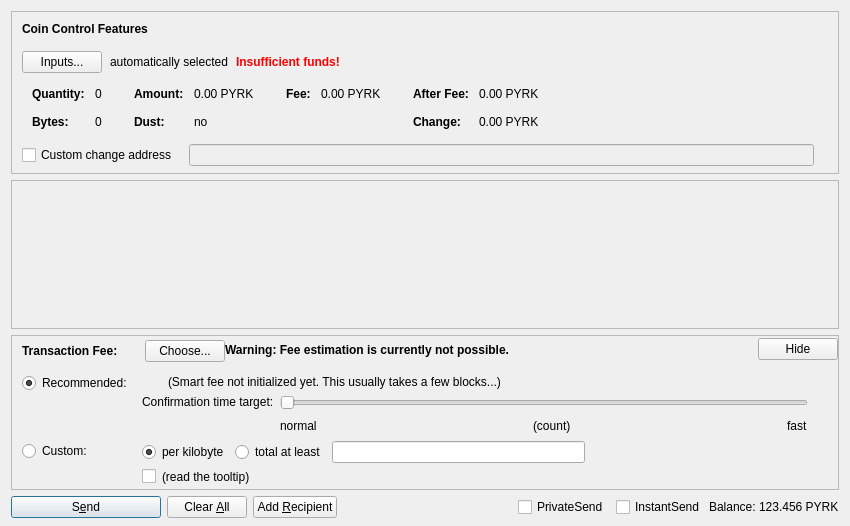
pyrkcommunity/pyrk, file src/qt/forms/sendcoinsdialog.ui: the form before one commit.
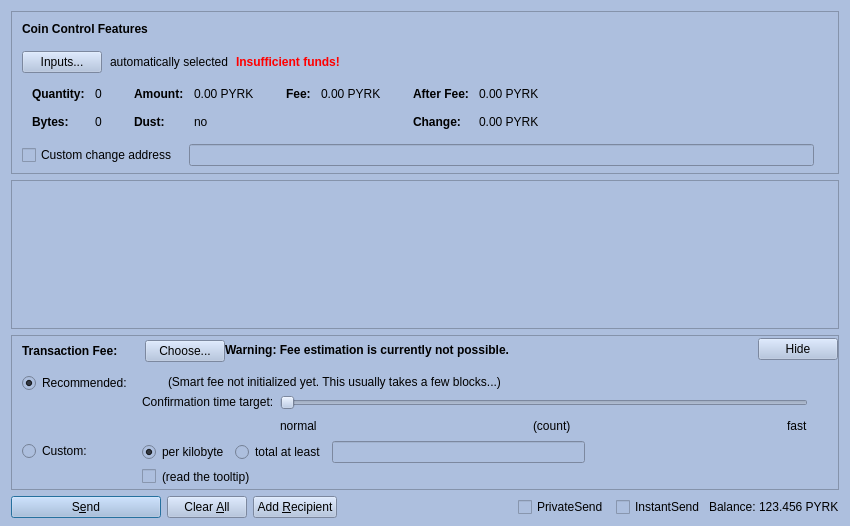
The form after the commit. Custom widgets are drawn as their Qt base class.

Diff of the .ui file:
```diff
--- a/src/qt/forms/sendcoinsdialog.ui
+++ b/src/qt/forms/sendcoinsdialog.ui
@@ -13,6 +13,10 @@
   <property name="windowTitle">
    <string>Send Coins</string>
   </property>
+  <property name="styleSheet">
+   <string notr="true">background-color: rgb(173, 191, 222);
+color: rgb(0, 0, 0);</string>
+  </property>
   <layout class="QVBoxLayout" name="verticalLayout" stretch="0,1,0,0">
    <property name="bottomMargin">
     <number>8</number>
```
